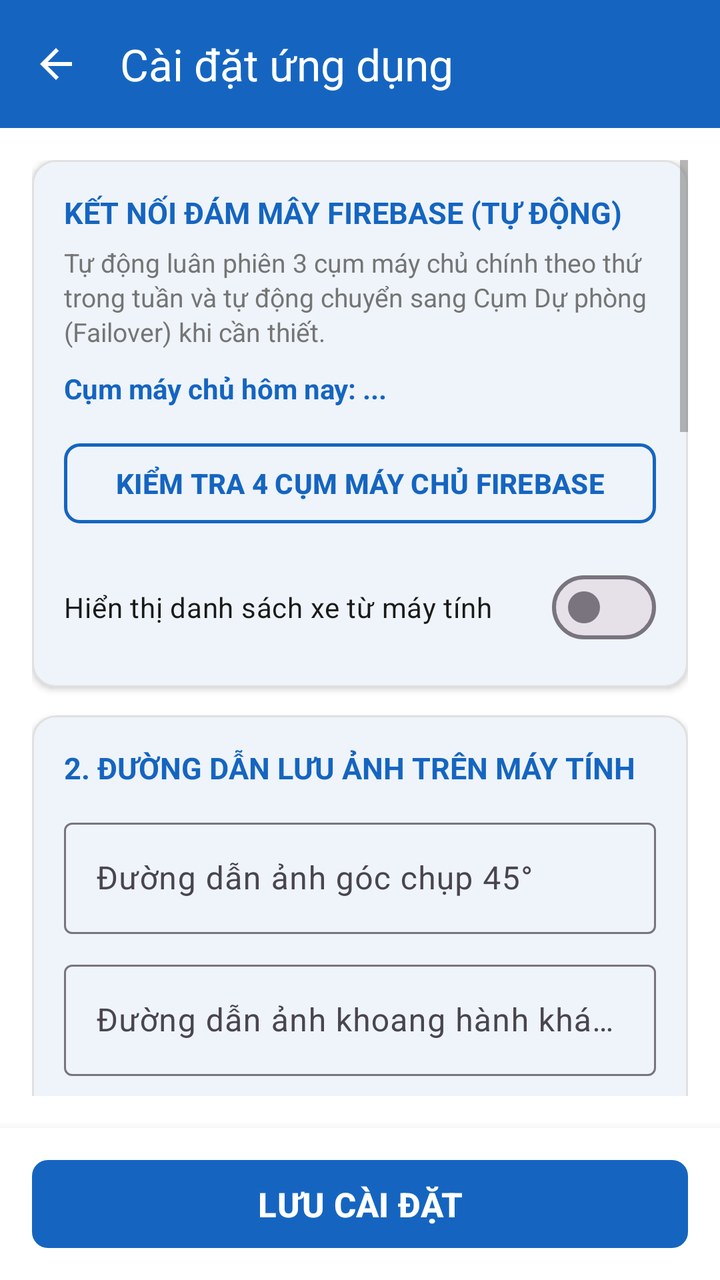
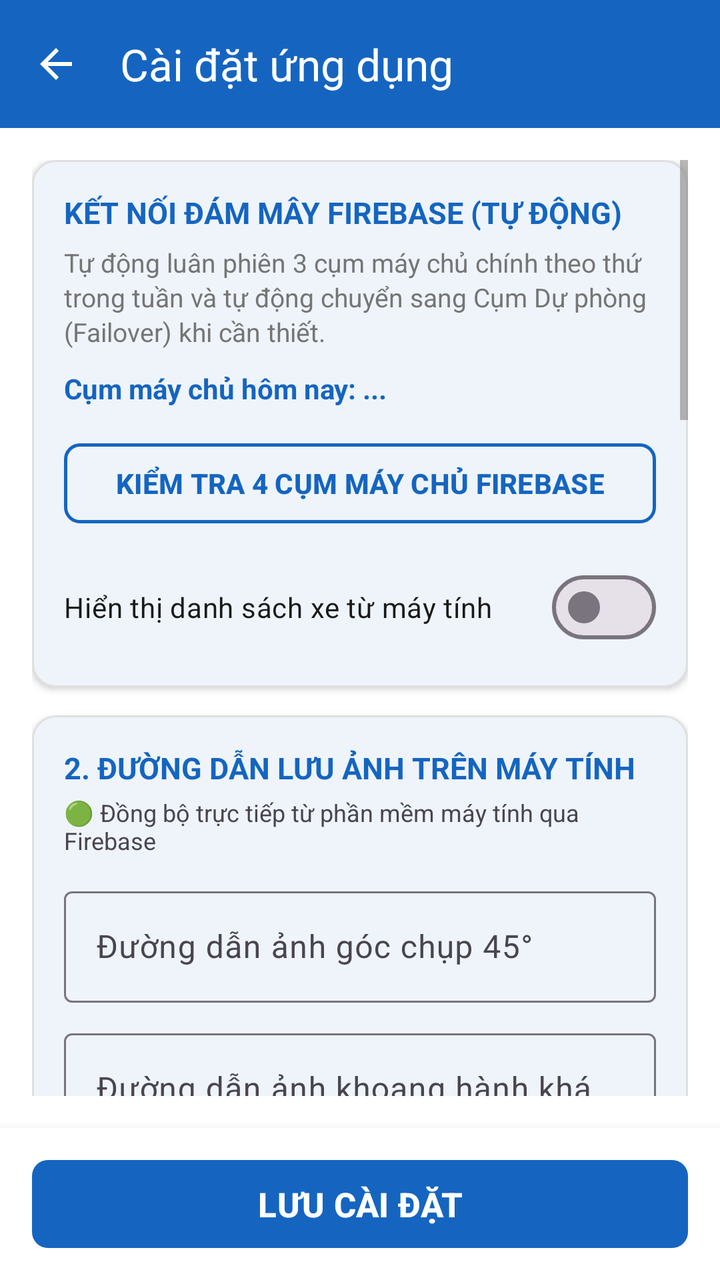

The first picture is an Android layout as it rendered before a commit; the second is the same layout after the commit. The layout source and the unified diff follow.
<!-- AndroidManifest.xml: application theme Theme.InspectionCamera -->
<!-- res/layout/activity_settings.xml -->
<?xml version="1.0" encoding="utf-8"?>
<LinearLayout xmlns:android="http://schemas.android.com/apk/res/android"
    xmlns:app="http://schemas.android.com/apk/res-auto"
    android:layout_width="match_parent"
    android:layout_height="match_parent"
    android:orientation="vertical"
    android:background="@color/background">

    
    <com.google.android.material.appbar.MaterialToolbar
        android:id="@+id/toolbar_settings"
        android:layout_width="match_parent"
        android:layout_height="wrap_content"
        android:background="@color/primary"
        app:title="@string/title_settings"
        app:titleTextColor="@color/text_white"
        app:navigationIcon="@drawable/ic_arrow_back"
        app:navigationIconTint="@color/text_white" />

    
    <ScrollView
        android:layout_width="match_parent"
        android:layout_height="0dp"
        android:layout_weight="1"
        android:fillViewport="true"
        android:padding="16dp">

        <LinearLayout
            android:layout_width="match_parent"
            android:layout_height="wrap_content"
            android:orientation="vertical"
            android:paddingBottom="24dp">

            
            <com.google.android.material.card.MaterialCardView
                android:layout_width="match_parent"
                android:layout_height="wrap_content"
                android:layout_marginBottom="14dp"
                app:cardCornerRadius="12dp"
                app:cardElevation="2dp"
                app:cardBackgroundColor="@color/surface"
                app:strokeWidth="1dp"
                app:strokeColor="@color/divider">

                <LinearLayout
                    android:layout_width="match_parent"
                    android:layout_height="wrap_content"
                    android:orientation="vertical"
                    android:padding="16dp">

                    <TextView
                        android:layout_width="wrap_content"
                        android:layout_height="wrap_content"
                        android:text="KẾT NỐI ĐÁM MÂY FIREBASE (TỰ ĐỘNG)"
                        android:textColor="@color/primary"
                        android:textSize="15sp"
                        android:textStyle="bold" />

                    <TextView
                        android:layout_width="match_parent"
                        android:layout_height="wrap_content"
                        android:layout_marginTop="6dp"
                        android:text="Tự động luân phiên 3 cụm máy chủ chính theo thứ trong tuần và tự động chuyển sang Cụm Dự phòng (Failover) khi cần thiết."
                        android:textColor="@color/text_secondary"
                        android:textSize="13sp"
                        android:lineSpacingExtra="2dp" />

                    <TextView
                        android:id="@+id/tv_settings_current_cluster"
                        android:layout_width="match_parent"
                        android:layout_height="wrap_content"
                        android:layout_marginTop="10dp"
                        android:text="Cụm máy chủ hôm nay: ..."
                        android:textColor="@color/primary"
                        android:textSize="14sp"
                        android:textStyle="bold" />

                    <com.google.android.material.button.MaterialButton
                        android:id="@+id/btn_settings_test"
                        android:layout_width="match_parent"
                        android:layout_height="wrap_content"
                        android:layout_marginTop="14dp"
                        android:minHeight="48dp"
                        android:text="KIỂM TRA 4 CỤM MÁY CHỦ FIREBASE"
                        android:textSize="14sp"
                        android:textStyle="bold"
                        android:textColor="@color/primary"
                        app:strokeColor="@color/primary"
                        app:strokeWidth="1.5dp"
                        app:cornerRadius="8dp"
                        style="@style/Widget.Material3.Button.OutlinedButton" />

                    <TextView
                        android:id="@+id/tv_settings_test_result"
                        android:layout_width="match_parent"
                        android:layout_height="wrap_content"
                        android:layout_marginTop="10dp"
                        android:textSize="13sp"
                        android:textColor="@color/text_primary"
                        android:lineSpacingExtra="3dp"
                        android:visibility="gone" />

                    <com.google.android.material.materialswitch.MaterialSwitch
                        android:id="@+id/switch_settings_vehicle_list"
                        android:layout_width="match_parent"
                        android:layout_height="wrap_content"
                        android:layout_marginTop="14dp"
                        android:text="@string/setting_vehicle_list"
                        android:textSize="14sp"
                        android:textColor="@color/text_primary" />
                </LinearLayout>
            </com.google.android.material.card.MaterialCardView>

            
            <com.google.android.material.card.MaterialCardView
                android:layout_width="match_parent"
                android:layout_height="wrap_content"
                android:layout_marginBottom="14dp"
                app:cardCornerRadius="12dp"
                app:cardElevation="2dp"
                app:cardBackgroundColor="@color/surface"
                app:strokeWidth="1dp"
                app:strokeColor="@color/divider">

                <LinearLayout
                    android:layout_width="match_parent"
                    android:layout_height="wrap_content"
                    android:orientation="vertical"
                    android:padding="16dp">

                    <TextView
                        android:layout_width="wrap_content"
                        android:layout_height="wrap_content"
                        android:text="@string/header_paths_settings"
                        android:textColor="@color/primary"
                        android:textSize="15sp"
                        android:textStyle="bold" />

                    <com.google.android.material.textfield.TextInputLayout
                        android:layout_width="match_parent"
                        android:layout_height="wrap_content"
                        android:layout_marginTop="12dp"
                        android:hint="@string/setting_photo_save_dir"
                        style="@style/Widget.Material3.TextInputLayout.OutlinedBox">

                        <com.google.android.material.textfield.TextInputEditText
                            android:id="@+id/et_settings_photo_save_dir"
                            android:layout_width="match_parent"
                            android:layout_height="wrap_content"
                            android:inputType="text"
                            android:textColor="@color/text_primary" />
                    </com.google.android.material.textfield.TextInputLayout>

                    <com.google.android.material.textfield.TextInputLayout
                        android:layout_width="match_parent"
                        android:layout_height="wrap_content"
                        android:layout_marginTop="10dp"
                        android:hint="@string/setting_passenger_path"
                        style="@style/Widget.Material3.TextInputLayout.OutlinedBox">

                        <com.google.android.material.textfield.TextInputEditText
                            android:id="@+id/et_settings_passenger_path"
                            android:layout_width="match_parent"
                            android:layout_height="wrap_content"
                            android:inputType="text"
                            android:textColor="@color/text_primary" />
                    </com.google.android.material.textfield.TextInputLayout>

                    <com.google.android.material.textfield.TextInputLayout
                        android:layout_width="match_parent"
                        android:layout_height="wrap_content"
                        android:layout_marginTop="10dp"
                        android:hint="@string/setting_new_vehicle_path"
                        style="@style/Widget.Material3.TextInputLayout.OutlinedBox">

                        <com.google.android.material.textfield.TextInputEditText
                            android:id="@+id/et_settings_new_vehicle_path"
                            android:layout_width="match_parent"
                            android:layout_height="wrap_content"
                            android:inputType="text"
                            android:textColor="@color/text_primary" />
                    </com.google.android.material.textfield.TextInputLayout>
                </LinearLayout>
            </com.google.android.material.card.MaterialCardView>

            
            <com.google.android.material.card.MaterialCardView
                android:layout_width="match_parent"
                android:layout_height="wrap_content"
                android:layout_marginBottom="14dp"
                app:cardCornerRadius="12dp"
                app:cardElevation="2dp"
                app:cardBackgroundColor="@color/surface"
                app:strokeWidth="1dp"
                app:strokeColor="@color/divider">

                <LinearLayout
                    android:layout_width="match_parent"
                    android:layout_height="wrap_content"
                    android:orientation="vertical"
                    android:padding="16dp">

                    <TextView
                        android:layout_width="wrap_content"
                        android:layout_height="wrap_content"
                        android:text="@string/header_timestamp_settings"
                        android:textColor="@color/primary"
                        android:textSize="15sp"
                        android:textStyle="bold" />

                    <com.google.android.material.materialswitch.MaterialSwitch
                        android:id="@+id/switch_settings_timestamp"
                        android:layout_width="match_parent"
                        android:layout_height="wrap_content"
                        android:layout_marginTop="12dp"
                        android:text="@string/setting_timestamp_enabled"
                        android:textSize="14sp"
                        android:textColor="@color/text_primary" />

                    <TextView
                        android:layout_width="wrap_content"
                        android:layout_height="wrap_content"
                        android:layout_marginTop="12dp"
                        android:text="@string/setting_timestamp_format"
                        android:textSize="13sp"
                        android:textColor="@color/text_secondary" />

                    <Spinner
                        android:id="@+id/spinner_settings_timestamp_format"
                        android:layout_width="match_parent"
                        android:layout_height="48dp"
                        android:layout_marginTop="4dp"
                        android:background="@drawable/bg_spinner" />

                    <TextView
                        android:layout_width="wrap_content"
                        android:layout_height="wrap_content"
                        android:layout_marginTop="12dp"
                        android:text="@string/setting_timestamp_position"
                        android:textSize="13sp"
                        android:textColor="@color/text_secondary" />

                    <Spinner
                        android:id="@+id/spinner_settings_timestamp_position"
                        android:layout_width="match_parent"
                        android:layout_height="48dp"
                        android:layout_marginTop="4dp"
                        android:background="@drawable/bg_spinner" />

                    <TextView
                        android:layout_width="wrap_content"
                        android:layout_height="wrap_content"
                        android:layout_marginTop="12dp"
                        android:text="@string/setting_timestamp_font_size"
                        android:textSize="13sp"
                        android:textColor="@color/text_secondary" />

                    <Spinner
                        android:id="@+id/spinner_settings_timestamp_font_size"
                        android:layout_width="match_parent"
                        android:layout_height="48dp"
                        android:layout_marginTop="4dp"
                        android:background="@drawable/bg_spinner" />

                    <com.google.android.material.materialswitch.MaterialSwitch
                        android:id="@+id/switch_settings_timestamp_stroke"
                        android:layout_width="match_parent"
                        android:layout_height="wrap_content"
                        android:layout_marginTop="12dp"
                        android:text="@string/setting_timestamp_stroke"
                        android:textSize="14sp"
                        android:textColor="@color/text_primary" />
                </LinearLayout>
            </com.google.android.material.card.MaterialCardView>

            
            <com.google.android.material.card.MaterialCardView
                android:layout_width="match_parent"
                android:layout_height="wrap_content"
                android:layout_marginBottom="14dp"
                app:cardCornerRadius="12dp"
                app:cardElevation="2dp"
                app:cardBackgroundColor="@color/surface"
                app:strokeWidth="1dp"
                app:strokeColor="@color/divider">

                <LinearLayout
                    android:layout_width="match_parent"
                    android:layout_height="wrap_content"
                    android:orientation="vertical"
                    android:padding="16dp">

                    <TextView
                        android:layout_width="wrap_content"
                        android:layout_height="wrap_content"
                        android:text="@string/header_photo_settings"
                        android:textColor="@color/primary"
                        android:textSize="15sp"
                        android:textStyle="bold" />

                    <TextView
                        android:layout_width="wrap_content"
                        android:layout_height="wrap_content"
                        android:layout_marginTop="12dp"
                        android:text="@string/setting_photo_resolution"
                        android:textSize="13sp"
                        android:textColor="@color/text_secondary" />

                    <Spinner
                        android:id="@+id/spinner_settings_resolution"
                        android:layout_width="match_parent"
                        android:layout_height="48dp"
                        android:layout_marginTop="4dp"
                        android:background="@drawable/bg_spinner" />

                    <TextView
                        android:layout_width="wrap_content"
                        android:layout_height="wrap_content"
                        android:layout_marginTop="12dp"
                        android:text="@string/setting_jpeg_quality"
                        android:textSize="13sp"
                        android:textColor="@color/text_secondary" />

                    <Spinner
                        android:id="@+id/spinner_settings_jpeg_quality"
                        android:layout_width="match_parent"
                        android:layout_height="48dp"
                        android:layout_marginTop="4dp"
                        android:background="@drawable/bg_spinner" />

                    <TextView
                        android:layout_width="wrap_content"
                        android:layout_height="wrap_content"
                        android:layout_marginTop="12dp"
                        android:text="@string/setting_upload_mode"
                        android:textSize="13sp"
                        android:textColor="@color/text_secondary" />

                    <Spinner
                        android:id="@+id/spinner_settings_upload_mode"
                        android:layout_width="match_parent"
                        android:layout_height="48dp"
                        android:layout_marginTop="4dp"
                        android:background="@drawable/bg_spinner" />
                </LinearLayout>
            </com.google.android.material.card.MaterialCardView>

            
            <com.google.android.material.card.MaterialCardView
                android:layout_width="match_parent"
                android:layout_height="wrap_content"
                android:layout_marginBottom="14dp"
                app:cardCornerRadius="12dp"
                app:cardElevation="2dp"
                app:cardBackgroundColor="@color/surface"
                app:strokeWidth="1dp"
                app:strokeColor="@color/divider">

                <LinearLayout
                    android:layout_width="match_parent"
                    android:layout_height="wrap_content"
                    android:orientation="vertical"
                    android:padding="16dp">

                    <TextView
                        android:layout_width="wrap_content"
                        android:layout_height="wrap_content"
                        android:text="@string/header_backup_restore"
                        android:textColor="@color/primary"
                        android:textSize="15sp"
                        android:textStyle="bold" />

                    <TextView
                        android:layout_width="wrap_content"
                        android:layout_height="wrap_content"
                        android:layout_marginTop="6dp"
                        android:text="@string/desc_backup_restore"
                        android:textSize="13sp"
                        android:textColor="@color/text_secondary" />

                    <com.google.android.material.button.MaterialButton
                        android:id="@+id/btn_settings_backup"
                        android:layout_width="match_parent"
                        android:layout_height="48dp"
                        android:layout_marginTop="12dp"
                        android:text="@string/btn_backup_config"
                        android:textSize="14sp"
                        android:textStyle="bold"
                        android:textColor="@color/primary"
                        app:strokeColor="@color/primary"
                        app:strokeWidth="1.5dp"
                        app:cornerRadius="8dp"
                        app:icon="@drawable/ic_backup"
                        app:iconGravity="textStart"
                        app:iconTint="@color/primary"
                        style="@style/Widget.Material3.Button.OutlinedButton" />

                    <com.google.android.material.button.MaterialButton
                        android:id="@+id/btn_settings_restore"
                        android:layout_width="match_parent"
                        android:layout_height="48dp"
                        android:layout_marginTop="10dp"
                        android:text="@string/btn_restore_config"
                        android:textSize="14sp"
                        android:textStyle="bold"
                        android:textColor="@color/primary"
                        app:strokeColor="@color/primary"
                        app:strokeWidth="1.5dp"
                        app:cornerRadius="8dp"
                        app:icon="@drawable/ic_restore"
                        app:iconGravity="textStart"
                        app:iconTint="@color/primary"
                        style="@style/Widget.Material3.Button.OutlinedButton" />
                </LinearLayout>
            </com.google.android.material.card.MaterialCardView>

            
            <com.google.android.material.card.MaterialCardView
                android:layout_width="match_parent"
                android:layout_height="wrap_content"
                android:layout_marginBottom="16dp"
                app:cardCornerRadius="12dp"
                app:cardElevation="2dp"
                app:cardBackgroundColor="@color/surface"
                app:strokeWidth="1dp"
                app:strokeColor="@color/divider">

                <LinearLayout
                    android:layout_width="match_parent"
                    android:layout_height="wrap_content"
                    android:orientation="vertical"
                    android:padding="16dp">

                    <TextView
                        android:layout_width="wrap_content"
                        android:layout_height="wrap_content"
                        android:text="@string/header_version_settings"
                        android:textSize="15sp"
                        android:textStyle="bold"
                        android:textColor="@color/primary" />

                    <TextView
                        android:id="@+id/tv_settings_current_version"
                        android:layout_width="wrap_content"
                        android:layout_height="wrap_content"
                        android:layout_marginTop="8dp"
                        android:text="Phiên bản hiện tại: v1.1.2"
                        android:textSize="14sp"
                        android:textColor="@color/text_primary" />

                    <TextView
                        android:id="@+id/tv_settings_update_status"
                        android:layout_width="wrap_content"
                        android:layout_height="wrap_content"
                        android:layout_marginTop="4dp"
                        android:textSize="13sp"
                        android:textColor="@color/text_secondary"
                        android:visibility="gone" />

                    <ProgressBar
                        android:id="@+id/pb_settings_update"
                        style="?android:attr/progressBarStyleHorizontal"
                        android:layout_width="match_parent"
                        android:layout_height="wrap_content"
                        android:layout_marginTop="8dp"
                        android:indeterminate="true"
                        android:visibility="gone" />

                    <com.google.android.material.button.MaterialButton
                        android:id="@+id/btn_settings_check_update"
                        android:layout_width="match_parent"
                        android:layout_height="48dp"
                        android:layout_marginTop="12dp"
                        android:text="@string/btn_check_update"
                        android:textSize="14sp"
                        android:textStyle="bold"
                        android:textColor="@color/primary"
                        app:strokeColor="@color/primary"
                        app:cornerRadius="8dp"
                        app:icon="@drawable/ic_refresh"
                        app:iconGravity="textStart"
                        app:iconTint="@color/primary"
                        style="@style/Widget.Material3.Button.OutlinedButton" />

                    <com.google.android.material.button.MaterialButton
                        android:id="@+id/btn_settings_install_now"
                        android:layout_width="match_parent"
                        android:layout_height="48dp"
                        android:layout_marginTop="8dp"
                        android:text="CÀI ĐẶT BẢN CẬP NHẬT"
                        android:textSize="14sp"
                        android:textStyle="bold"
                        android:textColor="@color/text_white"
                        app:backgroundTint="@color/status_done_text"
                        app:cornerRadius="8dp"
                        app:icon="@drawable/ic_check"
                        app:iconGravity="textStart"
                        app:iconTint="@color/text_white"
                        android:visibility="gone" />

                </LinearLayout>
            </com.google.android.material.card.MaterialCardView>

        </LinearLayout>
    </ScrollView>

    
    <LinearLayout
        android:layout_width="match_parent"
        android:layout_height="wrap_content"
        android:orientation="vertical"
        android:background="@color/surface"
        android:elevation="8dp"
        android:paddingStart="16dp"
        android:paddingEnd="16dp"
        android:paddingTop="12dp"
        android:paddingBottom="12dp">

        <com.google.android.material.button.MaterialButton
            android:id="@+id/btn_settings_save"
            android:layout_width="match_parent"
            android:layout_height="wrap_content"
            android:minHeight="52dp"
            android:text="@string/btn_save_settings"
            android:textSize="17sp"
            android:textStyle="bold"
            android:textColor="@color/text_white"
            app:backgroundTint="@color/primary"
            app:cornerRadius="8dp" />
    </LinearLayout>

</LinearLayout>
<!-- resources referenced by this layout -->
<resources>
  <color name="background">#FFFFFF</color>
  <color name="divider">#E0E0E0</color>
  <color name="primary">#1565C0</color>
  <color name="status_done_text">#2E7D32</color>
  <color name="surface">#FFFFFF</color>
  <color name="text_primary">#1A1A1A</color>
  <color name="text_secondary">#757575</color>
  <color name="text_white">#FFFFFF</color>
  <!-- drawable bg_spinner (drawable) -->
  <?xml version="1.0" encoding="utf-8"?>
  <shape xmlns:android="http://schemas.android.com/apk/res/android"
      android:shape="rectangle">
      <solid android:color="@color/surface" />
      <stroke
          android:width="1dp"
          android:color="@color/divider" />
      <corners android:radius="8dp" />
      <padding
          android:left="12dp"
          android:top="8dp"
          android:right="12dp"
          android:bottom="8dp" />
  </shape>
  <!-- drawable ic_arrow_back (drawable) -->
  <vector xmlns:android="http://schemas.android.com/apk/res/android"
      android:width="24dp"
      android:height="24dp"
      android:viewportWidth="24"
      android:viewportHeight="24">
    <path
        android:fillColor="@color/text_primary"
        android:pathData="M20,11H7.83l5.59,-5.59L12,4l-8,8 8,8 1.41,-1.41L7.83,13H20v-2z"/>
  </vector>
  <!-- drawable ic_check (drawable) -->
  <vector xmlns:android="http://schemas.android.com/apk/res/android"
      android:width="24dp"
      android:height="24dp"
      android:viewportWidth="24"
      android:viewportHeight="24">
    <path
        android:fillColor="@color/status_done_stroke"
        android:pathData="M9,16.17L4.83,12l-1.42,1.41L9,19 21,7l-1.41,-1.41z"/>
  </vector>
  <string name="btn_backup_config">SAO LƯU CẤU HÌNH (XUẤT JSON)</string>
  <string name="btn_check_update">KIỂM TRA CẬP NHẬT TỪ GITHUB</string>
  <string name="btn_restore_config">KHÔI PHỤC CẤU HÌNH (NHẬP JSON)</string>
  <string name="btn_save_settings">LƯU CÀI ĐẶT</string>
  <string name="desc_backup_restore">Lưu trữ hoặc khôi phục toàn bộ cài đặt (máy chủ, đường dẫn, thông số ảnh) sang tệp JSON.</string>
  <string name="header_backup_restore">5. SAO LƯU &amp; KHÔI PHỤC CẤU HÌNH</string>
  <string name="header_paths_settings">2. ĐƯỜNG DẪN LƯU ẢNH TRÊN MÁY TÍNH</string>
  <string name="header_photo_settings">4. ĐỘ PHÂN GIẢI &amp; CHẤT LƯỢNG ẢNH</string>
  <string name="header_timestamp_settings">3. IN THỜI GIAN LÊN ẢNH (TIMESTAMP)</string>
  <string name="header_version_settings">6. PHIÊN BẢN &amp; CẬP NHẬT GITHUB</string>
  <string name="setting_jpeg_quality">Chất lượng nén JPEG</string>
  <string name="setting_new_vehicle_path">Đường dẫn ảnh xe mới</string>
  <string name="setting_passenger_path">Đường dẫn ảnh khoang hành khách</string>
  <string name="setting_photo_resolution">Độ phân giải ảnh</string>
  <string name="setting_photo_save_dir">Đường dẫn ảnh góc chụp 45°</string>
  <string name="setting_timestamp_enabled">In thời gian chụp lên ảnh</string>
  <string name="setting_timestamp_font_size">Cỡ chữ in</string>
  <string name="setting_timestamp_format">Định dạng ngày giờ</string>
  <string name="setting_timestamp_position">Vị trí in trên ảnh</string>
  <string name="setting_timestamp_stroke">Viền đen chữ trắng (chống lóa)</string>
  <string name="setting_upload_mode">Chế độ tải ảnh lên máy tính</string>
  <string name="setting_vehicle_list">Hiển thị danh sách xe từ máy tính</string>
  <string name="title_settings">Cài đặt ứng dụng</string>
  <color name="status_done_stroke">#4CAF50</color>
  <color name="on_primary">#FFFFFF</color>
  <color name="primary_container">#D0E4FF</color>
  <color name="on_primary_container">#001D36</color>
  <color name="surface_variant">#F5F5F5</color>
  <color name="on_surface_variant">#49454F</color>
  <!-- unchanged entries left out for length: 4 -->
</resources>

<!-- the commit's change to res/layout/activity_settings.xml (unified diff, before → after) -->
@@ -136,6 +136,15 @@
                         android:textSize="15sp"
                         android:textStyle="bold" />
 
+                    <TextView
+                        android:id="@+id/tv_settings_paths_sync_status"
+                        android:layout_width="match_parent"
+                        android:layout_height="wrap_content"
+                        android:layout_marginTop="4dp"
+                        android:text="🟢 Đồng bộ trực tiếp từ phần mềm máy tính qua Firebase"
+                        android:textColor="@color/success"
+                        android:textSize="12sp" />
+
                     <com.google.android.material.textfield.TextInputLayout
                         android:layout_width="match_parent"
                         android:layout_height="wrap_content"
@@ -180,6 +189,19 @@
                             android:inputType="text"
                             android:textColor="@color/text_primary" />
                     </com.google.android.material.textfield.TextInputLayout>
+
+                    <com.google.android.material.button.MaterialButton
+                        android:id="@+id/btn_settings_refresh_pc_config"
+                        android:layout_width="wrap_content"
+                        android:layout_height="38dp"
+                        android:layout_marginTop="8dp"
+                        android:text="🔄 Tải lại cấu hình từ máy tính"
+                        android:textColor="@color/primary"
+                        android:textSize="12sp"
+                        app:cornerRadius="6dp"
+                        app:strokeColor="@color/primary"
+                        app:strokeWidth="1dp"
+                        style="@style/Widget.Material3.Button.OutlinedButton" />
                 </LinearLayout>
             </com.google.android.material.card.MaterialCardView>
 
